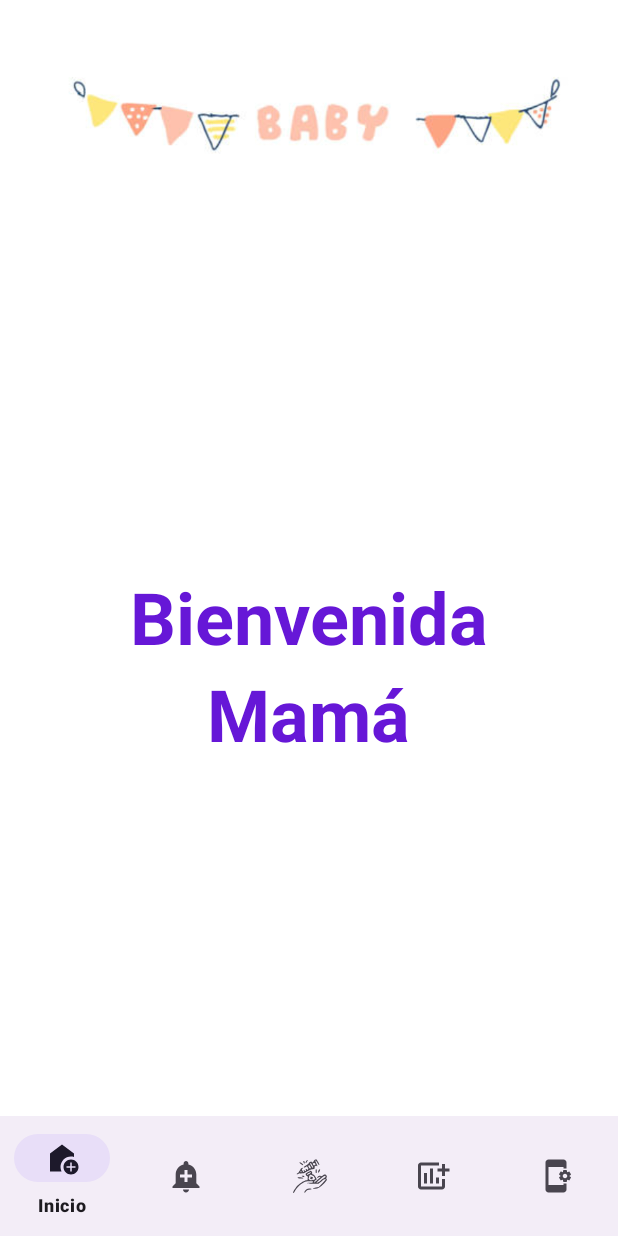
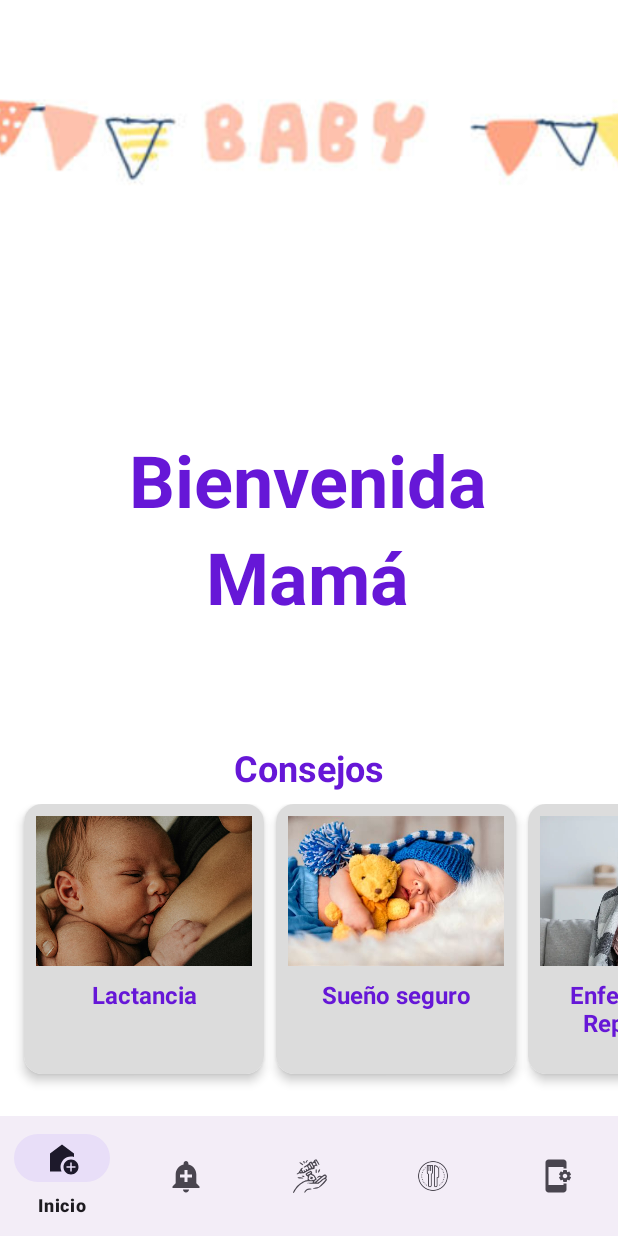
Before and after one commit to AldanaDeSampigny/TNT-materno-infantil, an Android app: the screen it shows after launch (MainActivity), on a phone screen of 412 x 824 dp. Run offline under Robolectric (Android 15) with nearby library versions, the light colour scheme and no system bars.

Commit message:
carusel de categoria consejos en home y cambio de ubicacion de registro de comidas en el menu de abajo

```diff
--- a/MaternoInfantil/app/src/main/java/com/example/materno_infantil/MainActivity.kt
+++ b/MaternoInfantil/app/src/main/java/com/example/materno_infantil/MainActivity.kt
@@ -28,8 +28,8 @@
             val fragment: Fragment = when (item.itemId) {
                 R.id.nav_home -> HomeFragment()
                 R.id.nav_control -> ControlesFragment()
-                R.id.nav_consejos -> CategoriaConsejoFragment() // <--- Ahora carga este Fragment
-                R.id.nav_settings -> RegistroComidasFragment()   //POR AHORA SE QUEDA ACA PERO LA IDEA ES QUE SE VEA DESDE EL CARUSEL DEL PRINCIPIO
+                R.id.nav_consejos -> RegistroComidasFragment() // <--- Ahora carga este Fragment
+                R.id.nav_settings -> SettingsFragment()
                 R.id.nav_vacunacion -> CalendarioVacunasFragment()
                 else -> HomeFragment()
             }
--- /dev/null
+++ b/MaternoInfantil/app/src/main/java/com/example/materno_infantil/adapters/CaruselHomeAdapter.kt
@@ -0,0 +1,36 @@
+package com.example.materno_infantil.adapters
+
+import android.view.LayoutInflater
+import android.view.View
+import android.view.ViewGroup
+import android.widget.ImageView
+import android.widget.TextView
+import androidx.recyclerview.widget.RecyclerView
+import com.example.materno_infantil.R
+import com.example.materno_infantil.model.CategoriaConsejo
+
+data class CarouselItem(val imageResId: Int, val titulo: String)
+
+class CaruselHomeAdapter(private val items: List<CategoriaConsejo>) :
+    RecyclerView.Adapter<CaruselHomeAdapter.CarouselViewHolder>() {
+
+    class CarouselViewHolder(itemView: View) : RecyclerView.ViewHolder(itemView) {
+        val imagenCarusel: ImageView = itemView.findViewById(R.id.imageView)
+        val tituloCarusel: TextView = itemView.findViewById(R.id.titleTextView)
+    }
+
+    override fun onCreateViewHolder(parent: ViewGroup, viewType: Int): CarouselViewHolder {
+        val view = LayoutInflater.from(parent.context)
+            .inflate(R.layout.item_carusel_home, parent, false)
+        return CarouselViewHolder(view)
+    }
+
+    override fun onBindViewHolder(holder: CarouselViewHolder, position: Int) {
+        val itemCarusel = items[position]
+        holder.tituloCarusel.text = itemCarusel.nombre
+        holder.imagenCarusel.setImageResource(itemCarusel.imagenResId)
+
+    }
+
+    override fun getItemCount() = items.size
+}
--- a/MaternoInfantil/app/src/main/java/com/example/materno_infantil/controllers/HomeFragment.kt
+++ b/MaternoInfantil/app/src/main/java/com/example/materno_infantil/controllers/HomeFragment.kt
@@ -1,15 +1,45 @@
 package com.example.materno_infantil.controllers
 
 import android.os.Bundle
-import androidx.fragment.app.Fragment
 import android.view.LayoutInflater
 import android.view.View
 import android.view.ViewGroup
+import androidx.fragment.app.Fragment
+import androidx.recyclerview.widget.LinearLayoutManager
+import androidx.recyclerview.widget.RecyclerView
 import com.example.materno_infantil.R
+import com.example.materno_infantil.adapters.CaruselHomeAdapter
+import com.example.materno_infantil.adapters.CarouselItem
+import com.example.materno_infantil.model.CategoriaConsejo
 
-// HomeFragment.kt
 class HomeFragment : Fragment() {
-    override fun onCreateView(inflater: LayoutInflater, container: ViewGroup?, savedInstanceState: Bundle?): View? {
+    private lateinit var recyclerView: RecyclerView
+    private lateinit var caruselAdapter: CaruselHomeAdapter
+    private lateinit var items: List<CategoriaConsejo>
+
+    override fun onCreateView(
+        inflater: LayoutInflater,
+        container: ViewGroup?,
+        savedInstanceState: Bundle?
+    ): View? {
         return inflater.inflate(R.layout.fragment_home, container, false)
     }
+    override fun onViewCreated(view: View, savedInstanceState: Bundle?) {
+        super.onViewCreated(view, savedInstanceState)
+
+        recyclerView = view.findViewById<RecyclerView>(R.id.recyclerViewCarousel)
+        recyclerView.layoutManager = LinearLayoutManager(requireContext(), LinearLayoutManager.HORIZONTAL, false)
+
+        items = listOf(
+            CategoriaConsejo( "Lactancia",R.drawable.lactancia1,),
+            CategoriaConsejo( "Sueño seguro",R.drawable.dormir4,),
+            CategoriaConsejo("Enfermedades Repiratorias",R.drawable.respiratorias2,),
+            CategoriaConsejo( "Alimentacion", R.drawable.alimentacion3),
+            CategoriaConsejo( "Epidemeologia",R .drawable.dormir3,),
+        )
+
+
+        caruselAdapter = CaruselHomeAdapter(items)
+        recyclerView.adapter = caruselAdapter
+    }
 }
--- a/MaternoInfantil/app/src/main/res/layout/fragment_home.xml
+++ b/MaternoInfantil/app/src/main/res/layout/fragment_home.xml
@@ -1,27 +1,33 @@
 <?xml version="1.0" encoding="utf-8"?>
-<LinearLayout xmlns:android="http://schemas.android.com/apk/res/android"
+<androidx.constraintlayout.widget.ConstraintLayout xmlns:android="http://schemas.android.com/apk/res/android"
     xmlns:app="http://schemas.android.com/apk/res-auto"
     android:layout_width="match_parent"
     android:layout_height="match_parent"
-    android:background="#FFFFFF"
-    android:orientation="vertical">
+    android:background="#FFFFFF">
 
     <!-- Imagen superior -->
-
-    <!-- Contenedor central con textos -->
-
     <ImageView
         android:id="@+id/imageViewTop"
-        android:layout_width="425dp"
+        android:layout_width="match_parent"
         android:layout_height="143dp"
-        app:srcCompat="@drawable/bebe_home1" />
+        android:scaleType="centerCrop"
+        app:srcCompat="@drawable/bebe_home1"
+        app:layout_constraintTop_toTopOf="parent" />
 
+    <!-- Textos -->
+
+    <!-- Carrusel abajo, pegado al menú -->
     <LinearLayout
-        android:layout_width="match_parent"
-        android:layout_height="0dp"
-        android:layout_weight="1"
+        android:id="@+id/layoutTextos"
+        android:layout_width="wrap_content"
+        android:layout_height="wrap_content"
+        android:layout_marginTop="144dp"
         android:gravity="center"
-        android:orientation="vertical">
+        android:orientation="vertical"
+        app:layout_constraintEnd_toEndOf="parent"
+        app:layout_constraintHorizontal_bias="0.497"
+        app:layout_constraintStart_toStartOf="parent"
+        app:layout_constraintTop_toBottomOf="@id/imageViewTop">
 
         <TextView
             android:id="@+id/textBienvenida"
@@ -40,9 +46,32 @@
             android:textColor="#6617D7"
             android:textSize="48sp"
             android:textStyle="bold" />
-
     </LinearLayout>
 
+    <TextView
+        android:id="@+id/textConsejos"
+        android:layout_width="wrap_content"
+        android:layout_height="wrap_content"
+        android:text="Consejos"
+        android:textColor="#6617D7"
+        android:textSize="24sp"
+        android:textStyle="bold"
+        app:layout_constraintBottom_toTopOf="@id/recyclerViewCarousel"
+        app:layout_constraintStart_toStartOf="parent"
+        app:layout_constraintEnd_toEndOf="parent"
+        android:layout_marginBottom="8dp" />
 
+    <androidx.recyclerview.widget.RecyclerView
+        android:id="@+id/recyclerViewCarousel"
+        android:layout_width="match_parent"
+        android:layout_height="200dp"
+        android:layout_marginBottom="8dp"
+        android:clipToPadding="false"
+        android:paddingStart="16dp"
+        android:paddingEnd="16dp"
+        app:layout_constraintBottom_toBottomOf="parent"
+        app:layout_constraintEnd_toEndOf="parent"
+        app:layout_constraintHorizontal_bias="0.0"
+        app:layout_constraintStart_toStartOf="parent" />
 
-</LinearLayout>
+</androidx.constraintlayout.widget.ConstraintLayout>
--- /dev/null
+++ b/MaternoInfantil/app/src/main/res/layout/item_carusel_home.xml
@@ -0,0 +1,35 @@
+<?xml version="1.0" encoding="utf-8"?>
+<androidx.cardview.widget.CardView xmlns:android="http://schemas.android.com/apk/res/android"
+    xmlns:card_view="http://schemas.android.com/apk/res-auto"
+    android:layout_width="160dp"
+    android:layout_height="180dp"
+    android:layout_marginEnd="8dp"
+    card_view:cardCornerRadius="12dp"
+    card_view:cardElevation="4dp">
+
+    <LinearLayout
+        android:layout_width="match_parent"
+        android:layout_height="match_parent"
+        android:orientation="vertical"
+        android:background="@color/gris"
+        android:padding="8dp">
+
+        <ImageView
+            android:id="@+id/imageView"
+            android:layout_width="match_parent"
+            android:layout_height="100dp"
+            android:scaleType="centerCrop" />
+
+        <TextView
+            android:id="@+id/titleTextView"
+            android:layout_width="match_parent"
+            android:layout_height="wrap_content"
+            android:paddingTop="8dp"
+            android:text="Título"
+            android:textColor="@color/violetaOscuroTitulo"
+            android:textSize="16sp"
+            android:textStyle="bold"
+            android:gravity="center" />
+    </LinearLayout>
+
+</androidx.cardview.widget.CardView>
--- a/MaternoInfantil/app/src/main/res/menu/bottom_nav_menu.xml
+++ b/MaternoInfantil/app/src/main/res/menu/bottom_nav_menu.xml
@@ -14,8 +14,8 @@
         android:title="Vacunas" />
     <item
         android:id="@+id/nav_consejos"
-        android:icon="@drawable/baseline_add_chart_24"
-        android:title="Consejos" />
+        android:icon="@drawable/icono_comida"
+        android:title="Registro Comidas" />
 
     <item
         android:id="@+id/nav_settings"
--- a/MaternoInfantil/app/src/main/res/values-night/themes.xml
+++ b/MaternoInfantil/app/src/main/res/values-night/themes.xml
@@ -1,7 +1,6 @@
 <resources xmlns:tools="http://schemas.android.com/tools">
     <!-- Base application theme. -->
     <style name="Base.Theme.MaternoInfantil" parent="Theme.Material3.DayNight.NoActionBar">
-        <!-- Customize your dark theme here. -->
-        <!-- <item name="colorPrimary">@color/my_dark_primary</item> -->
+
     </style>
 </resources>
--- a/MaternoInfantil/app/src/main/res/values/colors.xml
+++ b/MaternoInfantil/app/src/main/res/values/colors.xml
@@ -4,4 +4,5 @@
     <color name="white">#FFFFFFFF</color>
     <color name="gris">#DCDCDC</color>
     <color name="purple_200">#BB86FC</color>
+    <color name="violetaOscuroTitulo">#6617D7</color>
 </resources>
```
Also changed, not shown: MaternoInfantil/app/src/main/res/drawable/bebe_home2.png (deleted), MaternoInfantil/app/src/main/res/drawable/icono_comida.png (added), MaternoInfantil/app/src/main/res/drawable/mamadera.png (deleted).
